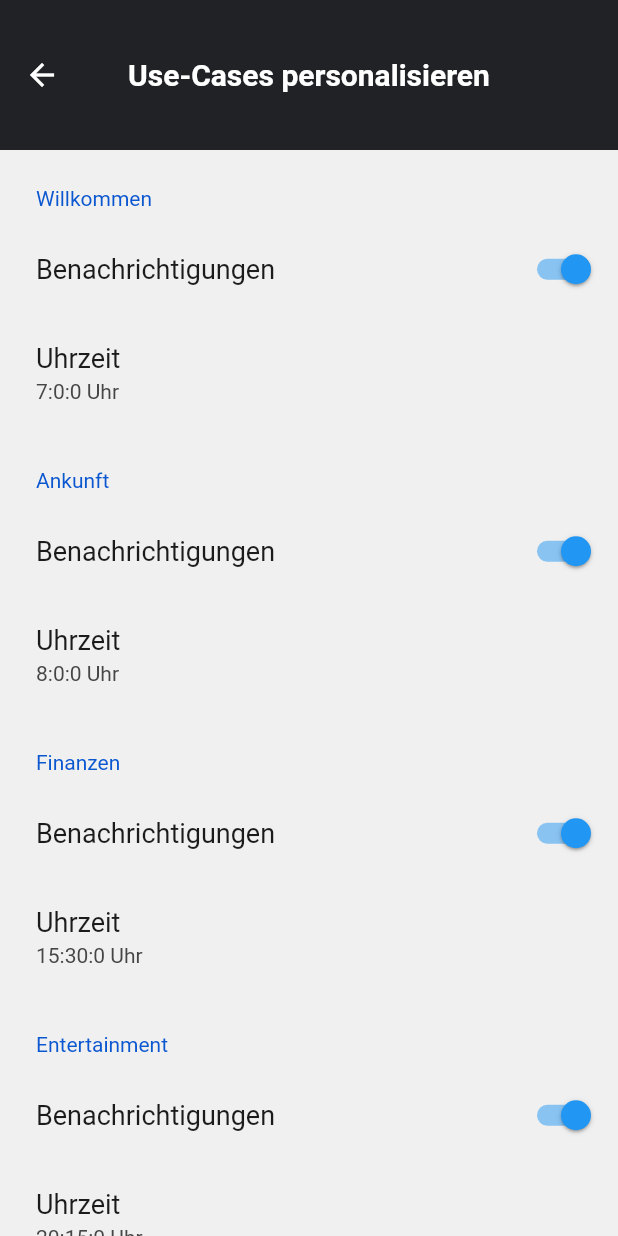
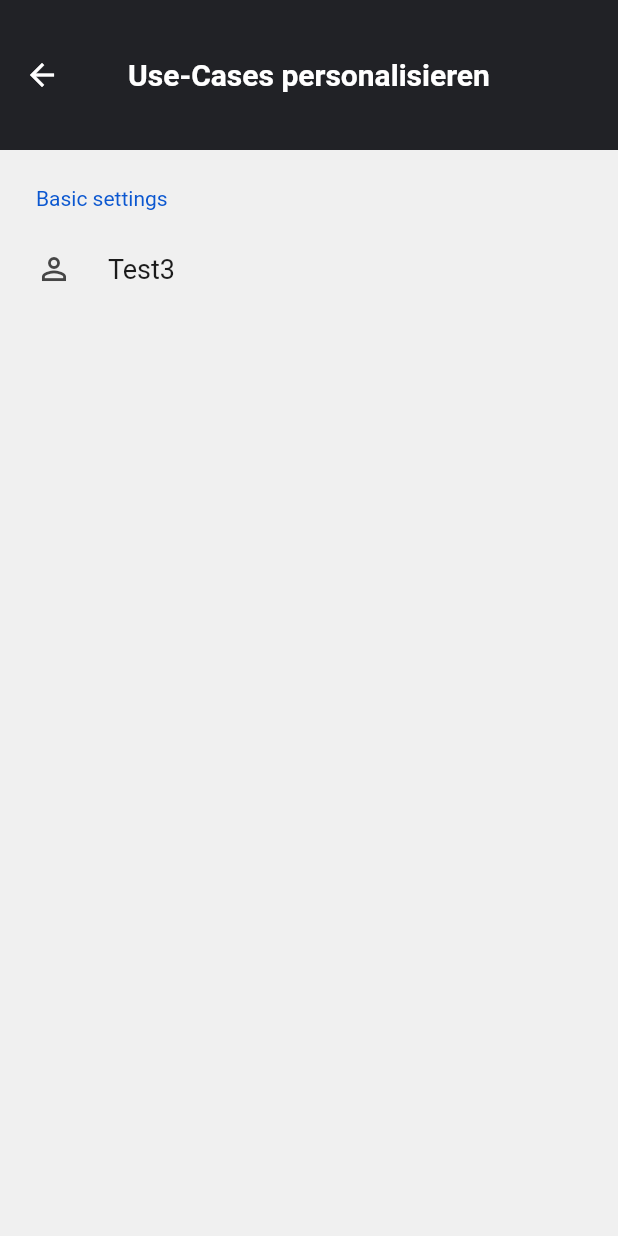
Before and after one commit to Stausssi/Bob2.0, a Flutter app: the screen it shows after launch, item 3 of the bottom bar chosen, after a tap on "Präferenzen", on a phone screen of 412 x 824 dp. Run offline on Flutter 3.47's test engine with Material 2 defaults, Android fonts, the phone set to English and light mode, and no system bars; drawn by our look-alikes of settings_ui; our stand-ins replace dio, flutter_chat_types, flutter_chat_ui, flutter_local_notifications, flutter_tts, google_fonts and 4 more; Roboto replaces fonts that are missing (Assistant).

Commit message:
refactoring off settings

```diff
--- a/lib/main.dart
+++ b/lib/main.dart
@@ -1,10 +1,10 @@
 import 'package:bob/handler/notification_handler.dart';
 import 'package:bob/handler/storage_handler.dart';
-import 'package:bob/settings.dart';
 import 'package:bob/util.dart';
 import 'package:flutter/material.dart';
 import 'package:google_fonts/google_fonts.dart';
 
+import 'Settings/settings.dart';
 import 'chat/conversation.dart';
 import 'home/home_widget.dart';
 
--- /dev/null
+++ b/lib/settings/preferences.dart
@@ -0,0 +1,37 @@
+import 'package:bob/Settings/settings.dart';
+import 'package:flutter/cupertino.dart';
+import 'package:flutter/material.dart';
+import 'package:settings_ui/settings_ui.dart';
+
+class Preferences extends StatefulWidget {
+  const Preferences({Key? key}) : super(key: key);
+
+  @override
+  _PreferencesState createState() => _PreferencesState();
+}
+
+class _PreferencesState extends State<Preferences> {
+  bool button = false;
+
+  @override
+  Widget build(BuildContext context) {
+    return SettingsList(
+      applicationType: ApplicationType.material,
+      platform: DevicePlatform.iOS,
+      darkTheme: lightCupertinoSettingsTheme,
+      shrinkWrap: false,
+      sections: [
+        SettingsSection(
+          title: const Text('Basic settings'),
+          tiles: <SettingsTile>[
+            SettingsTile.navigation(
+              leading: const Icon(Icons.perm_identity),
+              title: const Text('Test3'),
+              onPressed: (context) => {},
+            ),
+          ],
+        ),
+      ],
+    );
+  }
+}
--- a/lib/settings.dart
+++ b/lib/settings/settings.dart
@@ -1,12 +1,13 @@
 import 'package:bob/handler/notification_handler.dart';
-import 'package:bob/handler/storage_handler.dart';
+import 'package:bob/settings/preferences.dart';
+import 'package:bob/settings/user_settings.dart';
 import 'package:bob/util.dart';
 import 'package:flutter/material.dart';
-import 'package:flutter_local_notifications/flutter_local_notifications.dart';
 import 'package:settings_ui/settings_ui.dart';
 
+import 'notifications.dart';
+
 /// Themes
-
 const lightCupertinoSettingsTheme = SettingsThemeData(
   trailingTextColor: Colors.grey,
   settingsListBackground: Colors.transparent,
@@ -21,8 +22,7 @@ const lightCupertinoSettingsTheme = SettingsThemeData(
   inactiveSubtitleColor: Colors.red,
 );
 
-/// ----------------------
-
+/// The main settings page of Bob 2.0
 class Settings extends StatefulWidget {
   const Settings({Key? key}) : super(key: key);
 
@@ -85,8 +85,6 @@ class _SettingsState extends State<Settings> {
         SettingsList(
           applicationType: ApplicationType.cupertino,
           platform: DevicePlatform.iOS,
-
-          /// hä ?
           darkTheme: lightCupertinoSettingsTheme,
           shrinkWrap: true,
           sections: [
@@ -125,14 +123,14 @@ class _SettingsState extends State<Settings> {
                 ),
                 SettingsTile.navigation(
                   leading: const Icon(Icons.language),
-                  title: const Text('Integrationen verwalten'),
+                  title: const Text('Benachrichtigungen'),
                   onPressed: (context) => {
                     Navigator.push(
                       context,
                       MaterialPageRoute(
                         builder: (_) => const SettingsSubmenu(
                           title: "Integrationen verwalten",
-                          settings: Integrations(),
+                          settings: Notifications(),
                         ),
                       ),
                     ),
@@ -186,162 +184,3 @@ class _SettingsSubmenuState extends State<SettingsSubmenu> {
         body: widget.settings);
   }
 }
-
-class UserSettings extends StatefulWidget {
-  const UserSettings({Key? key}) : super(key: key);
-
-  @override
-  _UserSettingsState createState() => _UserSettingsState();
-}
-
-class _UserSettingsState extends State<UserSettings> {
-  @override
-  Widget build(BuildContext context) {
-    // TODO: Hier input für User name
-    return SettingsList(
-      applicationType: ApplicationType.material,
-      platform: DevicePlatform.iOS,
-      darkTheme: lightCupertinoSettingsTheme,
-      shrinkWrap: false,
-      sections: [
-        SettingsSection(
-          title: const Text('Allgemeine Einstellungen'),
-          tiles: <SettingsTile>[
-            SettingsTile.navigation(
-              leading: const Icon(Icons.perm_identity),
-              title: const Text('Test1'),
-              onPressed: (context) => {},
-            ),
-          ],
-        ),
-      ],
-    );
-  }
-}
-
-class Preferences extends StatefulWidget {
-  const Preferences({Key? key}) : super(key: key);
-
-  @override
-  _PreferencesState createState() => _PreferencesState();
-}
-
-class _PreferencesState extends State<Preferences> {
-  @override
-  Widget build(BuildContext context) {
-    return SettingsList(
-      applicationType: ApplicationType.material,
-      platform: DevicePlatform.iOS,
-      darkTheme: lightCupertinoSettingsTheme,
-      shrinkWrap: false,
-      sections: [
-        SettingsSection(
-          title: const Text('Willkommen'),
-          tiles: <SettingsTile>[
-            ...notificationTiles(UseCase.welcome),
-          ],
-        ),
-        SettingsSection(
-          title: const Text('Ankunft'),
-          tiles: <SettingsTile>[
-            ...notificationTiles(UseCase.travel),
-          ],
-        ),
-        SettingsSection(
-          title: const Text('Finanzen'),
-          tiles: <SettingsTile>[
-            ...notificationTiles(UseCase.finance),
-          ],
-        ),
-        SettingsSection(
-          title: const Text('Entertainment'),
-          tiles: <SettingsTile>[
-            ...notificationTiles(UseCase.entertainment),
-          ],
-        ),
-      ],
-    );
-  }
-
-  /// Returns a list of [SettingTile] containing two tiles needed for the handling
-  /// of notifications. They're the same for every use case: A boolean switch
-  /// and a time picker
-  ///
-  /// TODO: Auslagern in eines Einstellungs-Menü?
-  List<SettingsTile> notificationTiles(UseCase useCase) {
-    late String notificationKey;
-    late String timeKey;
-
-    switch (useCase) {
-      case UseCase.welcome:
-        notificationKey = SettingKeys.welcomeNotification;
-        timeKey = SettingKeys.welcomeTime;
-        break;
-      case UseCase.travel:
-        notificationKey = SettingKeys.travelNotification;
-        timeKey = SettingKeys.travelTime;
-        break;
-      case UseCase.finance:
-        notificationKey = SettingKeys.financeNotification;
-        timeKey = SettingKeys.financeTime;
-        break;
-      case UseCase.entertainment:
-        notificationKey = SettingKeys.entertainmentNotification;
-        timeKey = SettingKeys.entertainmentTime;
-        break;
-    }
-
-    bool notificationsEnabled = StorageHandler.getValue(notificationKey);
-    Time notificationTime = StorageHandler.getValue(timeKey);
-
-    return [
-      SettingsTile.switchTile(
-        initialValue: notificationsEnabled,
-        title: const Text("Benachrichtigungen"),
-        onToggle: (value) => setState(
-          () => StorageHandler.updateNotifications(useCase, value),
-        ),
-      ),
-      SettingsTile.navigation(
-        // TODO: Beautify String
-        value: Text("${notificationTime.toStorageString()} Uhr"),
-        title: const Text("Uhrzeit"),
-        // TODO: Time picker
-        onPressed: (_) => print("TODO: Implement time picker"),
-      ),
-    ];
-  }
-}
-
-class Integrations extends StatefulWidget {
-  const Integrations({Key? key}) : super(key: key);
-
-  @override
-  _IntegrationsState createState() => _IntegrationsState();
-}
-
-class _IntegrationsState extends State<Integrations> {
-  bool button = false;
-
-  @override
-  Widget build(BuildContext context) {
-    return SettingsList(
-      applicationType: ApplicationType.material,
-      platform: DevicePlatform.iOS,
-      darkTheme: lightCupertinoSettingsTheme,
-      shrinkWrap: false,
-      sections: [
-        SettingsSection(
-          title: const Text('Basic Settings'),
-          tiles: <SettingsTile>[
-            SettingsTile.navigation(
-              leading: const Icon(Icons.perm_identity),
-              title: const Text('Test3'),
-              onPressed: (context) => {},
-            ),
-          ],
-        ),
-      ],
-    );
-  }
-}
--- a/pubspec.yaml
+++ b/pubspec.yaml
@@ -45,7 +45,7 @@ dependencies:
   settings_ui: 2.0.2
   dio: ^4.0.6
   google_fonts: ^2.3.1
-  flutter_native_splash: ^2.1.3+1
+  mapbox_search_flutter: any
 
 dev_dependencies:
   integration_test:
```
Also changed, not shown: lib/handler/storage_handler.dart (+25 -2 lines), lib/settings/notifications.dart (added, +133 -0 lines), lib/settings/user_settings.dart (added, +36 -0 lines), 2 other files.
